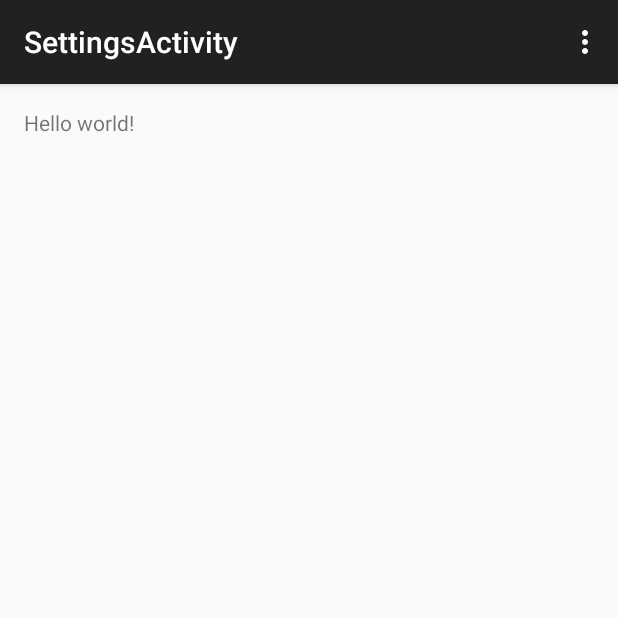
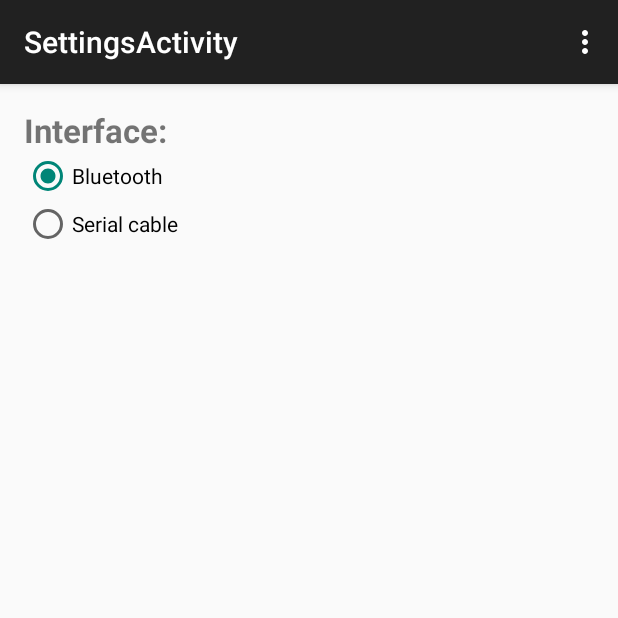
Before and after one commit to keshwans/access-robot, an Android app: the SettingsActivity screen opened directly, with no data from a screen before it, on a phone screen of 412 x 824 dp, the top half of it. Run offline under Robolectric (Android 15) with nearby library versions, the phone set to English and light mode, and no system bars.

Commit message:
added RadioGroup for InterfaceType (Bluetooth vs Serial cable)

```diff
--- a/AccessRobot/app/src/main/java/ksmaragh/c4q/nyc/accessrobot/SettingsActivity.java
+++ b/AccessRobot/app/src/main/java/ksmaragh/c4q/nyc/accessrobot/SettingsActivity.java
@@ -2,18 +2,43 @@ package ksmaragh.c4q.nyc.accessrobot;
 
 import android.support.v7.app.ActionBarActivity;
 import android.os.Bundle;
+import android.support.v7.app.AppCompatActivity;
+import android.util.Log;
 import android.view.Menu;
 import android.view.MenuItem;
+import android.view.View;
+import android.widget.RadioButton;
+import android.widget.RadioGroup;
 
 
-public class SettingsActivity extends ActionBarActivity {
+public class SettingsActivity extends AppCompatActivity {
+
+    RadioGroup rgInterfaceType;
+
+    RadioGroup.OnCheckedChangeListener interfaceTypeListener = new RadioGroup.OnCheckedChangeListener() {
+        @Override
+        public void onCheckedChanged(RadioGroup group, int checkedId) {
+            switch (checkedId) {
+                case R.id.radio_bluetooth:
+                    Log.d("interface type", "bluetooth");
+                    break;
+                case R.id.radio_serial:
+                    Log.d("interface type", "serial cable");
+                    break;
+            }
+        }
+    };
+
 
     @Override
     protected void onCreate(Bundle savedInstanceState) {
         super.onCreate(savedInstanceState);
         setContentView(R.layout.activity_settings);
+
+        rgInterfaceType = (RadioGroup) findViewById(R.id.interface_type);
+        rgInterfaceType.setOnCheckedChangeListener(interfaceTypeListener);
+
     }
-
 
     @Override
     public boolean onCreateOptionsMenu(Menu menu) {
--- a/AccessRobot/app/src/main/res/layout/activity_settings.xml
+++ b/AccessRobot/app/src/main/res/layout/activity_settings.xml
@@ -1,12 +1,40 @@
 <RelativeLayout xmlns:android="http://schemas.android.com/apk/res/android"
-    xmlns:tools="http://schemas.android.com/tools" android:layout_width="match_parent"
-    android:layout_height="match_parent" android:paddingLeft="@dimen/activity_horizontal_margin"
+    xmlns:tools="http://schemas.android.com/tools"
+    android:layout_width="match_parent"
+    android:layout_height="match_parent"
+    android:paddingBottom="@dimen/activity_vertical_margin"
+    android:paddingLeft="@dimen/activity_horizontal_margin"
     android:paddingRight="@dimen/activity_horizontal_margin"
     android:paddingTop="@dimen/activity_vertical_margin"
-    android:paddingBottom="@dimen/activity_vertical_margin"
     tools:context="ksmaragh.c4q.nyc.accessrobot.SettingsActivity">
 
-    <TextView android:text="@string/hello_world" android:layout_width="wrap_content"
-        android:layout_height="wrap_content" />
+    <TextView
+        android:id="@+id/interface_type_heading"
+        android:layout_width="match_parent"
+        android:layout_height="wrap_content"
+        android:gravity="left"
+        android:text="@string/interface_type_label"
+        android:textSize="22sp"
+        android:textStyle="bold"/>
+
+    <RadioGroup
+        android:id="@+id/interface_type"
+        android:layout_width="wrap_content"
+        android:layout_height="wrap_content"
+        android:layout_below="@+id/interface_type_heading">
+
+        <RadioButton android:id="@+id/radio_bluetooth"
+            android:layout_width="wrap_content"
+            android:layout_height="wrap_content"
+            android:text="@string/interface_type_bluetooth"
+            android:checked="true"/>
+
+        <RadioButton android:id="@+id/radio_serial"
+            android:layout_width="wrap_content"
+            android:layout_height="wrap_content"
+            android:text="@string/interface_type_serial"
+            />
+
+    </RadioGroup>
 
 </RelativeLayout>
--- a/AccessRobot/app/src/main/res/values/strings.xml
+++ b/AccessRobot/app/src/main/res/values/strings.xml
@@ -33,6 +33,13 @@
 <!-- TODO: Remove or change this placeholder text -->
     <string name="hello_blank_fragment">Hello blank fragment</string>
     <string name="title_activity_mozi">MoziActivity</string>
+
+
+<!-- settings activity related -->
     <string name="title_activity_settings">SettingsActivity</string>
 
+    <string name="interface_type_label">Interface:</string>
+    <string name="interface_type_bluetooth">Bluetooth</string>
+    <string name="interface_type_serial">Serial cable</string>
+
 </resources>
--- /dev/null
+++ b/AccessRobot/app/src/main/res/xml/settings.xml
@@ -0,0 +1,4 @@
+<?xml version="1.0" encoding="utf-8"?>
+<PreferenceScreen xmlns:android="http://schemas.android.com/apk/res/android">
+
+</PreferenceScreen>
```
